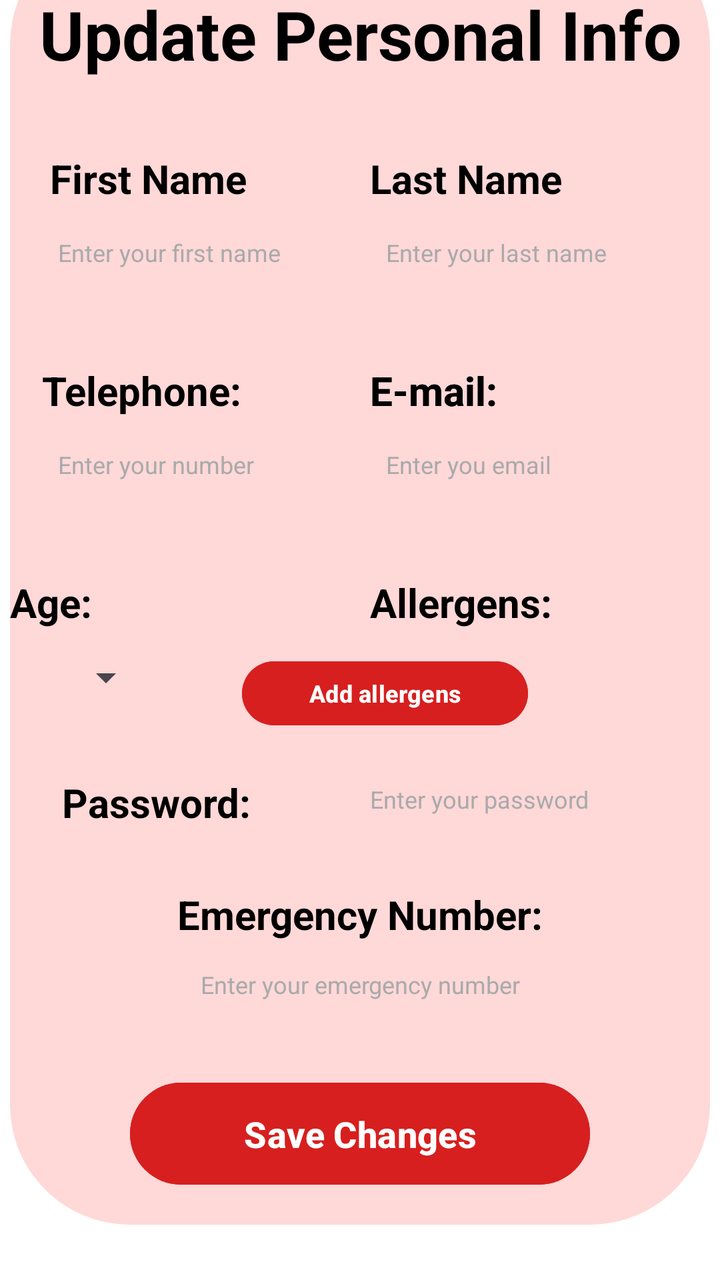
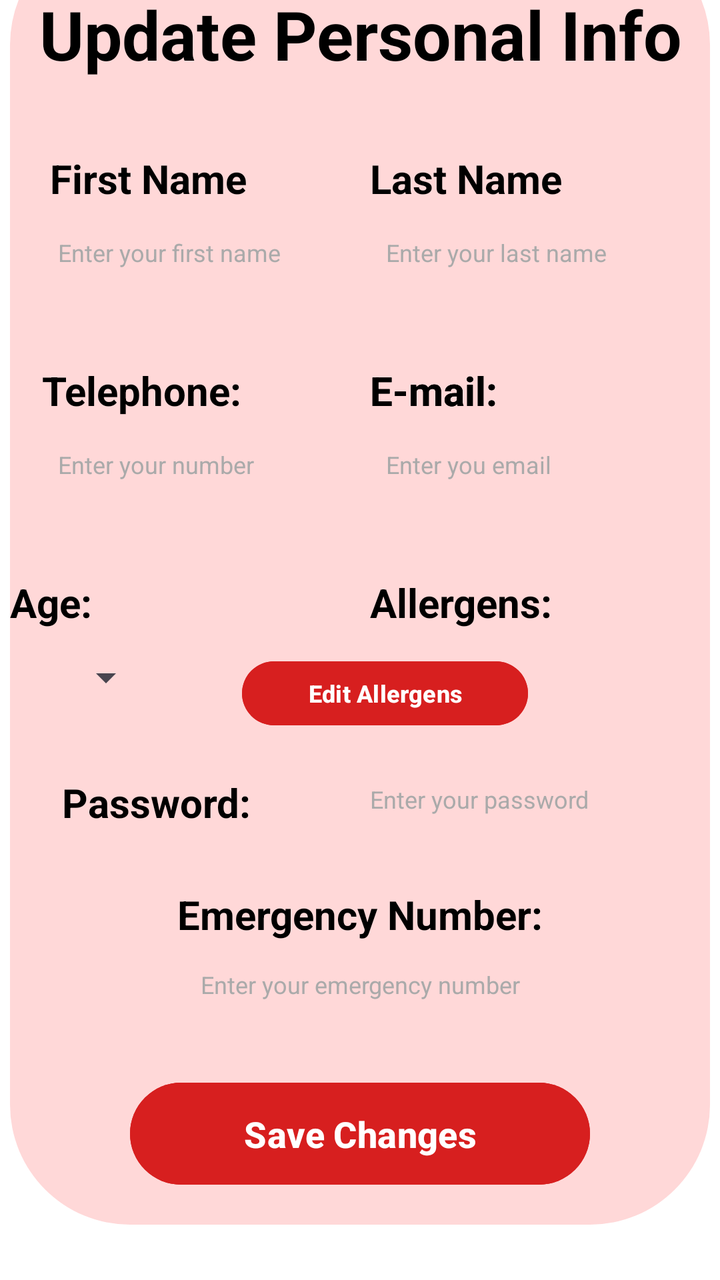

Screens rendered from an Android XML layout before and after an edit, with the pre-edit source and the edit as a unified diff.
<!-- AndroidManifest.xml: application theme Theme.TASHTIT -->
<!-- res/layout/activity_update_personal_details_screen5.xml -->
<?xml version="1.0" encoding="utf-8"?>
<androidx.constraintlayout.widget.ConstraintLayout xmlns:android="http://schemas.android.com/apk/res/android"
    xmlns:app="http://schemas.android.com/apk/res-auto"
    xmlns:tools="http://schemas.android.com/tools"
    android:layout_width="match_parent"
    android:layout_height="match_parent"
    android:background="@color/white"
    tools:context=".ACTIVITIES.Update_Personal_Details_screen5">

    

    

    

    

    <ImageButton
        android:id="@+id/btnBack3"
        android:layout_width="48dp"
        android:layout_height="48dp"
        android:layout_marginStart="16dp"
        android:layout_marginTop="16dp"
        android:background="?attr/selectableItemBackgroundBorderless"
        android:backgroundTint="@color/intenseRouge"
        android:scaleType="fitCenter"
        android:src="@drawable/ic_back_button"
        app:layout_constraintStart_toStartOf="parent"
        app:layout_constraintTop_toTopOf="parent" />

    <androidx.constraintlayout.widget.ConstraintLayout
        android:id="@+id/constraintLayout"
        android:layout_width="350dp"
        android:layout_height="650dp"
        android:layout_marginBottom="28dp"
        android:background="@drawable/rounded_background"
        app:layout_constraintBottom_toBottomOf="parent"
        app:layout_constraintCircleRadius="40dp"
        app:layout_constraintEnd_toEndOf="parent"
        app:layout_constraintStart_toStartOf="parent">

        <Button
            android:id="@+id/btnLoginLogin"
            android:layout_width="230dp"
            android:layout_height="59dp"
            android:layout_marginBottom="16dp"
            android:backgroundTint="@color/intenseRouge"
            android:text="Save Changes"
            android:textColor="@android:color/white"
            android:textSize="18sp"
            android:textStyle="bold"
            app:layout_constraintBottom_toBottomOf="parent"
            app:layout_constraintEnd_toEndOf="parent"
            app:layout_constraintStart_toStartOf="parent" />

        <Button
            android:id="@+id/btnAllergens"
            android:layout_width="143dp"
            android:layout_height="40dp"
            android:layout_marginStart="44dp"
            android:layout_marginTop="12dp"
            android:layout_marginBottom="232dp"
            android:backgroundTint="@color/intenseRouge"
            android:text="Add allergens"
            android:textColor="@android:color/white"
            android:textSize="12sp"
            android:textStyle="bold"
            app:layout_constraintBottom_toBottomOf="parent"
            app:layout_constraintStart_toEndOf="@+id/spnnrAge"
            app:layout_constraintTop_toBottomOf="@+id/textView9"
            app:layout_constraintVertical_bias="0.0" />

        <TextView
            android:id="@+id/loginTitle"
            android:layout_width="wrap_content"
            android:layout_height="wrap_content"
            android:layout_gravity="center_horizontal"
            android:layout_marginTop="32dp"
            android:paddingBottom="20dp"
            android:text="Update Personal Info"
            android:textColor="@android:color/black"
            android:textSize="34sp"
            android:textStyle="bold"
            app:layout_constraintEnd_toEndOf="parent"
            app:layout_constraintHorizontal_bias="0.517"
            app:layout_constraintStart_toStartOf="parent"
            app:layout_constraintTop_toTopOf="parent" />

        <TextView
            android:id="@+id/textView"
            android:layout_width="wrap_content"
            android:layout_height="wrap_content"
            android:layout_marginStart="20dp"
            android:layout_marginTop="16dp"
            android:text="First Name"
            android:textColor="@android:color/black"
            android:textSize="20sp"
            android:textStyle="bold"
            app:layout_constraintStart_toStartOf="parent"
            app:layout_constraintTop_toBottomOf="@+id/loginTitle" />

        <TextView
            android:id="@+id/textView3"
            android:layout_width="wrap_content"
            android:layout_height="wrap_content"
            android:layout_marginStart="180dp"
            android:layout_marginTop="16dp"
            android:text="Last Name"
            android:textColor="@android:color/black"
            android:textSize="20sp"
            android:textStyle="bold"
            app:layout_constraintStart_toStartOf="parent"
            app:layout_constraintTop_toBottomOf="@+id/loginTitle" />

        <EditText
            android:id="@+id/etLastName"
            android:layout_width="137dp"
            android:layout_height="33dp"
            android:layout_marginStart="188dp"
            android:layout_marginTop="12dp"
            android:background="@null"
            android:hint="Enter your last name"
            android:inputType="textPassword"
            android:paddingBottom="10dp"
            android:textColorHint="@android:color/darker_gray"
            android:textSize="12sp"
            app:layout_constraintStart_toStartOf="parent"
            app:layout_constraintTop_toBottomOf="@+id/textView" />

        <EditText
            android:id="@+id/etFirstName"
            android:layout_width="137dp"
            android:layout_height="33dp"
            android:layout_marginStart="24dp"
            android:layout_marginTop="12dp"
            android:background="@null"
            android:hint="Enter your first name"
            android:inputType="textPassword"
            android:paddingBottom="10dp"
            android:textColorHint="@android:color/darker_gray"
            android:textSize="12sp"
            app:layout_constraintStart_toStartOf="parent"
            app:layout_constraintTop_toBottomOf="@+id/textView" />

        <TextView
            android:id="@+id/textView2"
            android:layout_width="wrap_content"
            android:layout_height="wrap_content"
            android:layout_marginStart="16dp"
            android:layout_marginTop="24dp"
            android:paddingTop="10dp"
            android:text="Telephone:"
            android:textColor="@android:color/black"
            android:textSize="20sp"
            android:textStyle="bold"
            app:layout_constraintStart_toStartOf="parent"
            app:layout_constraintTop_toBottomOf="@+id/etFirstName" />

        <TextView
            android:id="@+id/textView4"
            android:layout_width="wrap_content"
            android:layout_height="wrap_content"
            android:layout_marginStart="180dp"
            android:layout_marginTop="24dp"
            android:paddingTop="10dp"
            android:text="E-mail:"
            android:textColor="@android:color/black"
            android:textSize="20sp"
            android:textStyle="bold"
            app:layout_constraintStart_toStartOf="parent"
            app:layout_constraintTop_toBottomOf="@+id/etFirstName" />

        <TextView
            android:id="@+id/textView5"
            android:layout_width="wrap_content"
            android:layout_height="wrap_content"
            android:layout_marginStart="180dp"
            android:layout_marginTop="24dp"
            android:paddingTop="10dp"
            android:text="E-mail:"
            android:textColor="@android:color/black"
            android:textSize="20sp"
            android:textStyle="bold"
            app:layout_constraintStart_toStartOf="parent"
            app:layout_constraintTop_toBottomOf="@+id/etFirstName" />

        <TextView
            android:id="@+id/textView8"
            android:layout_width="wrap_content"
            android:layout_height="wrap_content"
            android:layout_marginStart="180dp"
            android:layout_marginTop="24dp"
            android:paddingTop="10dp"
            android:text="E-mail:"
            android:textColor="@android:color/black"
            android:textSize="20sp"
            android:textStyle="bold"
            app:layout_constraintStart_toStartOf="parent"
            app:layout_constraintTop_toBottomOf="@+id/etFirstName" />

        <EditText
            android:id="@+id/etPhone"
            android:layout_width="116dp"
            android:layout_height="33dp"
            android:layout_marginStart="24dp"
            android:layout_marginTop="12dp"
            android:background="@null"
            android:hint="Enter your number"
            android:paddingBottom="10dp"
            android:textColorHint="@android:color/darker_gray"
            android:textSize="12sp"
            app:layout_constraintStart_toStartOf="parent"
            app:layout_constraintTop_toBottomOf="@+id/textView2" />

        <EditText
            android:id="@+id/etEmergencyNum"
            android:layout_width="wrap_content"
            android:layout_height="33dp"
            android:layout_marginTop="272dp"
            android:background="@null"
            android:hint="Enter your emergency number"
            android:paddingBottom="10dp"
            android:textColorHint="@android:color/darker_gray"
            android:textSize="12sp"
            app:layout_constraintEnd_toEndOf="parent"
            app:layout_constraintHorizontal_bias="0.502"
            app:layout_constraintStart_toStartOf="parent"
            app:layout_constraintTop_toBottomOf="@+id/textView2" />

        <EditText
            android:id="@+id/etPasswordSignIn"
            android:layout_width="161dp"
            android:layout_height="37dp"
            android:layout_marginTop="172dp"
            android:background="@null"
            android:gravity="bottom"
            android:hint="Enter your password"
            android:paddingBottom="10dp"
            android:textColorHint="@android:color/darker_gray"
            android:textSize="12sp"
            app:layout_constraintEnd_toEndOf="parent"
            app:layout_constraintHorizontal_bias="0.952"
            app:layout_constraintStart_toStartOf="parent"
            app:layout_constraintTop_toBottomOf="@+id/textView2" />

        <EditText
            android:id="@+id/etEmailSignIn"
            android:layout_width="116dp"
            android:layout_height="33dp"
            android:layout_marginStart="188dp"
            android:layout_marginTop="12dp"
            android:background="@null"
            android:hint="Enter you email"
            android:paddingBottom="10dp"
            android:textColorHint="@android:color/darker_gray"
            android:textSize="12sp"
            app:layout_constraintStart_toStartOf="parent"
            app:layout_constraintTop_toBottomOf="@+id/textView2" />

        <TextView
            android:id="@+id/textView10"
            android:layout_width="wrap_content"
            android:layout_height="wrap_content"
            android:layout_marginTop="24dp"
            android:paddingTop="10dp"
            android:text="Age:"
            android:textColor="@android:color/black"
            android:textSize="20sp"
            android:textStyle="bold"
            app:layout_constraintTop_toBottomOf="@+id/etPhone"
            tools:layout_editor_absoluteX="16dp" />

        <TextView
            android:id="@+id/textView9"
            android:layout_width="wrap_content"
            android:layout_height="wrap_content"
            android:layout_marginStart="180dp"
            android:layout_marginTop="24dp"
            android:paddingTop="10dp"
            android:text="Allergens:"
            android:textColor="@android:color/black"
            android:textSize="20sp"
            android:textStyle="bold"
            app:layout_constraintStart_toStartOf="parent"
            app:layout_constraintTop_toBottomOf="@+id/etEmailSignIn" />

        <TextView
            android:id="@+id/textView11"
            android:layout_width="wrap_content"
            android:layout_height="wrap_content"
            android:layout_marginTop="180dp"
            android:paddingTop="10dp"
            android:text="Emergency Number:"
            android:textColor="@android:color/black"
            android:textSize="20sp"
            android:textStyle="bold"
            app:layout_constraintEnd_toEndOf="parent"
            app:layout_constraintStart_toStartOf="parent"
            app:layout_constraintTop_toBottomOf="@+id/etEmailSignIn" />

        <TextView
            android:id="@+id/textView12"
            android:layout_width="98dp"
            android:layout_height="41dp"
            android:layout_marginTop="124dp"
            android:gravity="center|top"
            android:paddingTop="10dp"
            android:text="Password:"
            android:textColor="@android:color/black"
            android:textSize="20sp"
            android:textStyle="bold"
            app:layout_constraintEnd_toEndOf="parent"
            app:layout_constraintHorizontal_bias="0.095"
            app:layout_constraintStart_toStartOf="parent"
            app:layout_constraintTop_toBottomOf="@+id/etEmailSignIn" />

        <Spinner
            android:id="@+id/spnnrAge"
            android:layout_width="0dp"
            android:layout_height="wrap_content"
            android:layout_marginStart="24dp"
            android:layout_marginTop="12dp"
            app:layout_constraintStart_toStartOf="parent"
            app:layout_constraintTop_toBottomOf="@+id/textView10" />

    </androidx.constraintlayout.widget.ConstraintLayout>

    
</androidx.constraintlayout.widget.ConstraintLayout>
<!-- resources referenced by this layout -->
<resources>
  <color name="intenseRouge">#D71F1F</color>
  <color name="white">#FFFFFFFF</color>
  <!-- drawable ic_back_button (drawable) -->
  <vector xmlns:android="http://schemas.android.com/apk/res/android"
          android:width="19dp"
          android:height="19dp"
          android:viewportWidth="19.9"
          android:viewportHeight="19.8">
      <path
          android:fillColor="@color/intenseRouge"
          android:pathData="M11.1,1.2l-1.2,-1.2l-9.9,9.9l9.9,9.9l1.2,-1.3l-7.7,-7.7l16.5,0l0,-1.8l-16.5,0z"/>
  </vector>
  <!-- drawable rounded_background (drawable) -->
  <?xml version="1.0" encoding="utf-8"?>
  <shape xmlns:android="http://schemas.android.com/apk/res/android"
      android:shape="rectangle">
      <corners android:radius="60dp"/>
      <solid android:color="@color/rouge" />
  </shape>
  <style name="Theme.TASHTIT" parent="Base.Theme.TASHTIT" />
  <color name="rouge">#FFD8D8</color>
  <style name="Base.Theme.TASHTIT" parent="Theme.Material3.DayNight.NoActionBar">
          
          
  
          
          <item name="android:windowIsTranslucent">true</item>
  
      </style>
</resources>

<!-- the commit's change to res/layout/activity_update_personal_details_screen5.xml (unified diff, before → after) -->
@@ -61,7 +61,7 @@
             android:layout_marginTop="12dp"
             android:layout_marginBottom="232dp"
             android:backgroundTint="@color/intenseRouge"
-            android:text="Add allergens"
+            android:text="Edit Allergens"
             android:textColor="@android:color/white"
             android:textSize="12sp"
             android:textStyle="bold"
